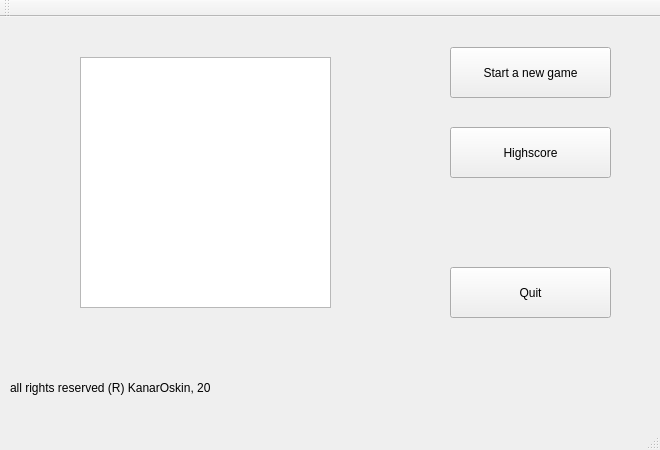
The window that 15puzzle/mainwindow.ui (sergeykanaryov/KanarOskin) describes before a commit, drawn with Qt 5.
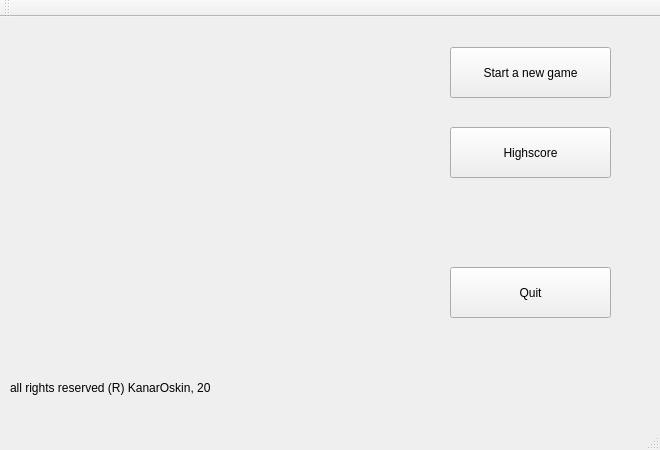
The same window after the commit. Icons and pictures are not drawn.

The edit to the form file:
```diff
--- a/15puzzle/mainwindow.ui
+++ b/15puzzle/mainwindow.ui
@@ -53,16 +53,6 @@
      <string>Quit</string>
     </property>
    </widget>
-   <widget class="QGraphicsView" name="graphicsView">
-    <property name="geometry">
-     <rect>
-      <x>80</x>
-      <y>40</y>
-      <width>251</width>
-      <height>251</height>
-     </rect>
-    </property>
-   </widget>
    <widget class="QLabel" name="label">
     <property name="geometry">
      <rect>
@@ -76,6 +66,22 @@
      <string>all rights reserved (R) KanarOskin, 2017</string>
     </property>
    </widget>
+   <widget class="QLabel" name="label_2">
+    <property name="geometry">
+     <rect>
+      <x>50</x>
+      <y>20</y>
+      <width>331</width>
+      <height>321</height>
+     </rect>
+    </property>
+    <property name="text">
+     <string/>
+    </property>
+    <property name="pixmap">
+     <pixmap>resources/pic.jpg</pixmap>
+    </property>
+   </widget>
   </widget>
   <widget class="QMenuBar" name="menuBar">
    <property name="geometry">
```
